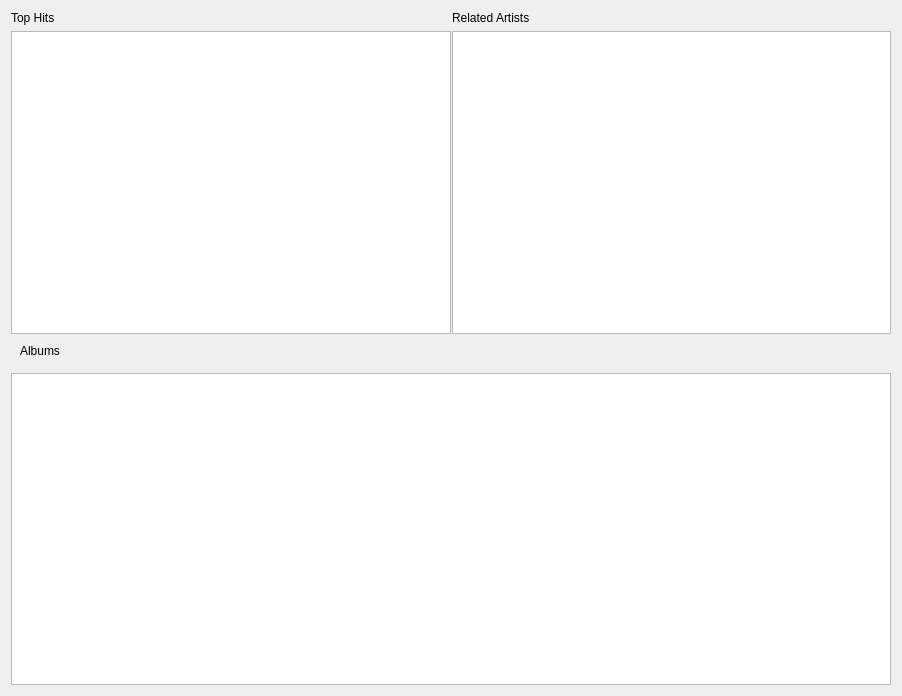
This is src/libtomahawk/widgets/infowidgets/ArtistInfoWidget.ui in tomahawk-player/tomahawk as Qt 5 draws it before an edit. The edited form follows.
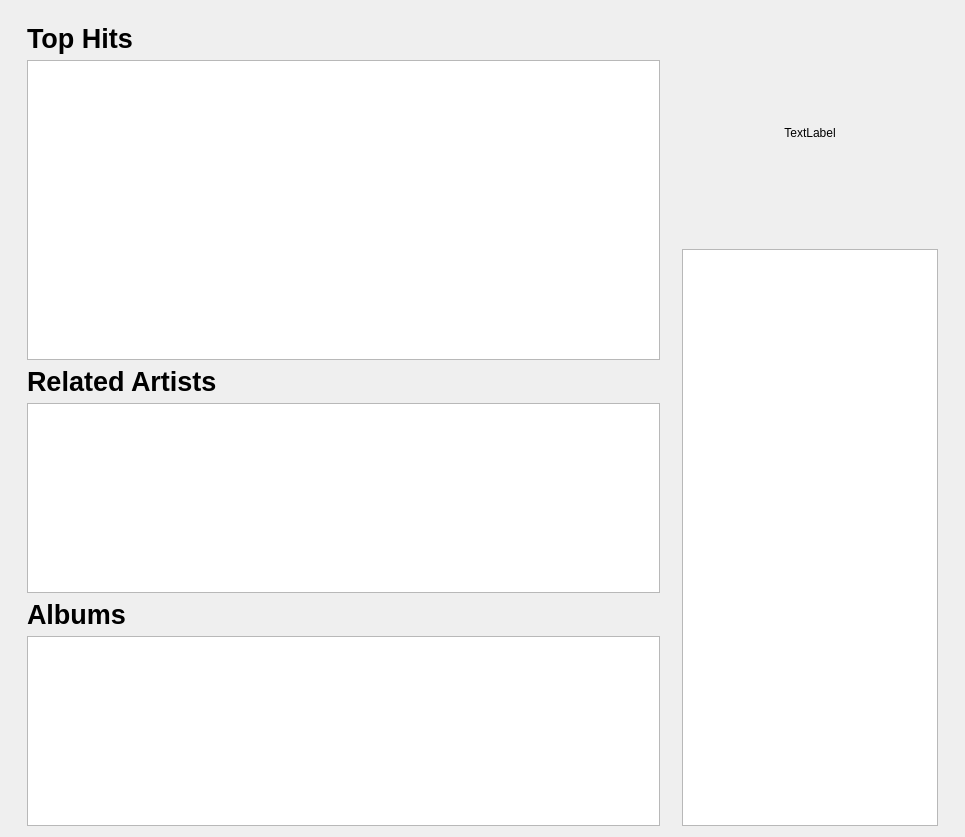
This is the edited form. Custom widgets are drawn as their Qt base class.

Commit message: * New artist page. Tweaks, shadows etc. coming.

Patch:
```diff
--- a/src/libtomahawk/widgets/infowidgets/ArtistInfoWidget.ui
+++ b/src/libtomahawk/widgets/infowidgets/ArtistInfoWidget.ui
@@ -6,84 +6,180 @@
    <rect>
     <x>0</x>
     <y>0</y>
-    <width>902</width>
-    <height>696</height>
+    <width>965</width>
+    <height>812</height>
    </rect>
   </property>
   <property name="windowTitle">
    <string>Form</string>
   </property>
-  <layout class="QVBoxLayout" name="verticalLayout_4">
+  <layout class="QVBoxLayout" name="verticalLayout_3">
    <item>
-    <widget class="QSplitter" name="splitter_2">
-     <property name="orientation">
-      <enum>Qt::Vertical</enum>
+    <layout class="QHBoxLayout" name="horizontalLayout">
+     <property name="leftMargin">
+      <number>16</number>
      </property>
-     <property name="handleWidth">
-      <number>1</number>
+     <property name="topMargin">
+      <number>12</number>
      </property>
-     <widget class="QSplitter" name="splitter">
-      <property name="orientation">
-       <enum>Qt::Horizontal</enum>
-      </property>
-      <property name="handleWidth">
-       <number>1</number>
-      </property>
-      <widget class="QWidget" name="layoutWidget">
-       <layout class="QVBoxLayout" name="verticalLayout_2">
+     <property name="rightMargin">
+      <number>16</number>
+     </property>
         <item>
-         <widget class="HeaderLabel" name="label">
+      <layout class="QVBoxLayout" name="verticalLayout">
+       <item>
+        <widget class="QLabel" name="label">
+         <property name="font">
+          <font>
+           <pointsize>20</pointsize>
+           <weight>75</weight>
+           <bold>true</bold>
+          </font>
+         </property>
           <property name="text">
            <string>Top Hits</string>
           </property>
+         <property name="margin">
+          <number>0</number>
+         </property>
          </widget>
         </item>
         <item>
          <widget class="PlaylistView" name="topHits">
+         <property name="minimumSize">
+          <size>
+           <width>0</width>
+           <height>300</height>
+          </size>
+         </property>
           <property name="headerHidden">
            <bool>true</bool>
           </property>
          </widget>
         </item>
-       </layout>
-      </widget>
-      <widget class="QWidget" name="layoutWidget1">
-       <layout class="QVBoxLayout" name="verticalLayout_3">
         <item>
-         <widget class="HeaderLabel" name="label_2">
+        <widget class="QLabel" name="label_2">
+         <property name="font">
+          <font>
+           <family>Arial</family>
+           <pointsize>20</pointsize>
+           <weight>75</weight>
+           <bold>true</bold>
+          </font>
+         </property>
           <property name="text">
            <string>Related Artists</string>
           </property>
+         <property name="margin">
+          <number>0</number>
+         </property>
          </widget>
         </item>
         <item>
          <widget class="GridView" name="relatedArtists">
-         </widget>
-        </item>
-       </layout>
-      </widget>
-     </widget>
-     <widget class="QWidget" name="layoutWidget2">
-      <layout class="QVBoxLayout" name="verticalLayout_5">
+         <property name="sizePolicy">
+          <sizepolicy hsizetype="Expanding" vsizetype="Fixed">
+           <horstretch>0</horstretch>
+           <verstretch>0</verstretch>
+          </sizepolicy>
+         </property>
+         <property name="minimumSize">
+          <size>
+           <width>0</width>
+           <height>190</height>
+          </size>
+         </property>
+        </widget>
+       </item>
        <item>
-        <widget class="HeaderWidget" name="albumHeader" native="true">
-         <layout class="QHBoxLayout" name="horizontalLayout">
-          <item>
-           <widget class="HeaderLabel" name="label_3">
+        <widget class="QLabel" name="label_3">
+         <property name="font">
+          <font>
+           <family>Arial</family>
+           <pointsize>20</pointsize>
+           <weight>75</weight>
+           <bold>true</bold>
+           <kerning>true</kerning>
+          </font>
+         </property>
             <property name="text">
              <string>Albums</string>
             </property>
-           </widget>
-          </item>
-         </layout>
+         <property name="margin">
+          <number>0</number>
+         </property>
+        </widget>
+       </item>
+       <item>
+        <widget class="GridView" name="albums">
+         <property name="sizePolicy">
+          <sizepolicy hsizetype="Expanding" vsizetype="Fixed">
+           <horstretch>0</horstretch>
+           <verstretch>0</verstretch>
+          </sizepolicy>
+         </property>
+         <property name="minimumSize">
+          <size>
+           <width>0</width>
+           <height>190</height>
+          </size>
+         </property>
+        </widget>
+       </item>
+      </layout>
+     </item>
+     <item>
+      <layout class="QVBoxLayout" name="verticalLayout_2">
+       <property name="leftMargin">
+        <number>16</number>
+       </property>
+       <item>
+        <widget class="QLabel" name="cover">
+         <property name="sizePolicy">
+          <sizepolicy hsizetype="Minimum" vsizetype="Fixed">
+           <horstretch>0</horstretch>
+           <verstretch>0</verstretch>
+          </sizepolicy>
+         </property>
+         <property name="minimumSize">
+          <size>
+           <width>220</width>
+           <height>220</height>
+          </size>
+         </property>
+         <property name="text">
+          <string>TextLabel</string>
+         </property>
+         <property name="alignment">
+          <set>Qt::AlignCenter</set>
+         </property>
         </widget>
        </item>
        <item>
-        <widget class="GridView" name="albums"/>
+        <widget class="QTextBrowser" name="biography">
+         <property name="sizePolicy">
+          <sizepolicy hsizetype="Minimum" vsizetype="MinimumExpanding">
+           <horstretch>0</horstretch>
+           <verstretch>0</verstretch>
+          </sizepolicy>
+         </property>
+         <property name="minimumSize">
+          <size>
+           <width>0</width>
+           <height>240</height>
+          </size>
+         </property>
+         <property name="verticalScrollBarPolicy">
+          <enum>Qt::ScrollBarAlwaysOff</enum>
+         </property>
+         <property name="horizontalScrollBarPolicy">
+          <enum>Qt::ScrollBarAlwaysOff</enum>
+         </property>
+        </widget>
        </item>
       </layout>
-     </widget>
-    </widget>
+     </item>
+    </layout>
    </item>
   </layout>
  </widget>
@@ -93,21 +189,6 @@
    <extends>QTreeView</extends>
    <header>playlist/PlaylistView.h</header>
   </customwidget>
-  <customwidget>
-   <class>HeaderLabel</class>
-   <extends>QLabel</extends>
-   <header location="global">widgets/HeaderLabel.h</header>
-  </customwidget>
-  <customwidget>
-   <class>HeaderWidget</class>
-   <extends>QWidget</extends>
-   <header location="global">widgets/HeaderWidget.h</header>
-  </customwidget>
-  <customwidget>
-   <class>ToggleButton</class>
-   <extends>QPushButton</extends>
-   <header location="global">widgets/ToggleButton.h</header>
-  </customwidget>
   <customwidget>
    <class>GridView</class>
    <extends>QListView</extends>
```
Lines whose indentation alone changed are shown as unchanged. The commit also changes 2 other files.
